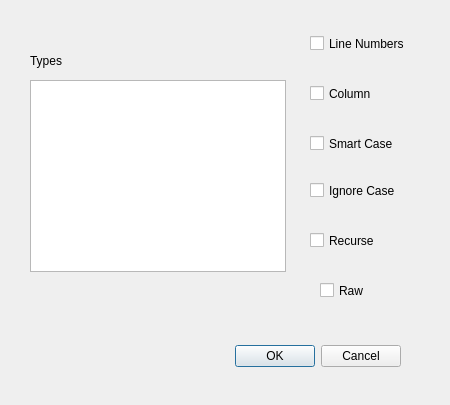
Old version of the form gui/common.ui in the repository CraigDawson/yapygrep.
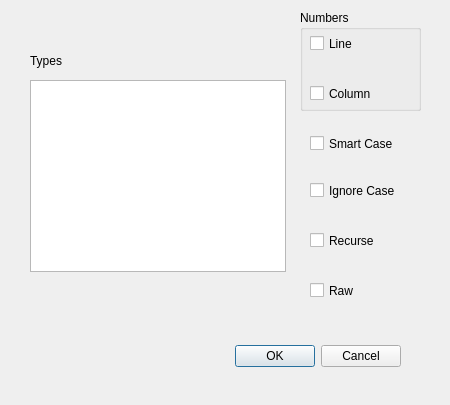
New version of the form.

Commit message: Cleaned up common dialog box

```diff
--- a/gui/common.ui
+++ b/gui/common.ui
@@ -75,7 +75,7 @@
     </rect>
    </property>
    <property name="text">
-    <string>Line Numbers</string>
+    <string>Line</string>
    </property>
   </widget>
   <widget class="QCheckBox" name="checkBox_4">
@@ -120,7 +120,7 @@
   <widget class="QCheckBox" name="checkBox_6">
    <property name="geometry">
     <rect>
-     <x>320</x>
+     <x>310</x>
      <y>280</y>
      <width>88</width>
      <height>21</height>
@@ -130,6 +130,29 @@
     <string>Raw</string>
    </property>
   </widget>
+  <widget class="QGroupBox" name="groupBox">
+   <property name="geometry">
+    <rect>
+     <x>300</x>
+     <y>10</y>
+     <width>121</width>
+     <height>101</height>
+    </rect>
+   </property>
+   <property name="title">
+    <string>Numbers</string>
+   </property>
+  </widget>
+  <zorder>groupBox</zorder>
+  <zorder>buttonBox</zorder>
+  <zorder>checkBox</zorder>
+  <zorder>listWidget</zorder>
+  <zorder>checkBox_2</zorder>
+  <zorder>checkBox_3</zorder>
+  <zorder>checkBox_4</zorder>
+  <zorder>checkBox_5</zorder>
+  <zorder>label</zorder>
+  <zorder>checkBox_6</zorder>
  </widget>
  <resources/>
  <connections>
```
Left out of the diff: 5 changed lines with no effect on the pictures. The commit also changes 1 other file.
